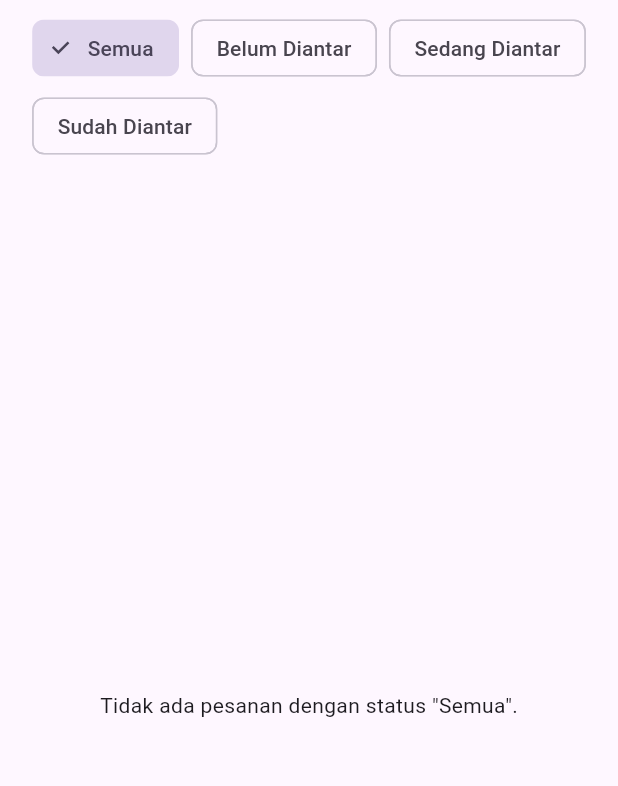
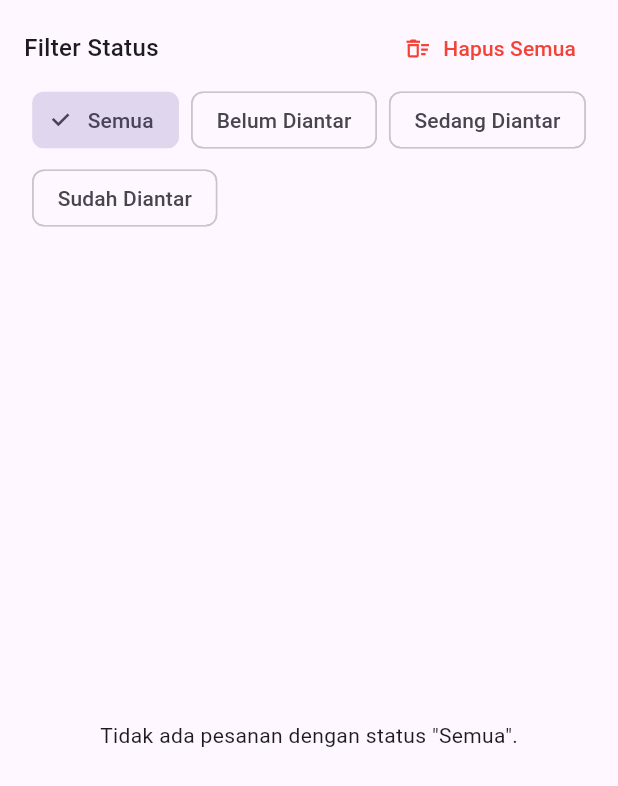
Before and after one commit to adikusumautama/damiu, a Flutter app: the AdminOrderManagementScreen screen opened directly, on a phone screen of 412 x 824 dp. Shown: the top 786 px of the screen. Run offline on Flutter 3.47's test engine with Material 3 defaults, Android fonts, the phone set to English and light mode, and no system bars; our stand-ins replace cloud_firestore, connectivity_plus, csv, firebase_auth, firebase_core, fl_chart and 2 more; accounts and stored records are empty; project files that could hold a hidden picture were left out.

Commit message:
Hampir final

```diff
--- a/lib/screens/admin/admin_order_management_screen.dart
+++ b/lib/screens/admin/admin_order_management_screen.dart
@@ -107,6 +107,31 @@ class _AdminOrderManagementScreenState extends State<AdminOrderManagementScreen>
     );
   }
 
+  void _showDeleteAllConfirmDialog() {
+    showDialog(
+      context: context,
+      builder: (ctx) => AlertDialog(
+        title: const Text('Hapus Semua Pesanan?'),
+        content: const Text(
+            'Anda yakin ingin menghapus SEMUA data pesanan? Tindakan ini tidak dapat dibatalkan.'),
+        actions: [
+          TextButton(
+            child: const Text('Batal'),
+            onPressed: () => Navigator.of(ctx).pop(),
+          ),
+          TextButton(
+            child: const Text('Hapus Semua', style: TextStyle(color: Colors.red)),
+            onPressed: () async {
+              Navigator.of(ctx).pop();
+              final error = await _firestoreService.deleteAllOrders();
+              if (mounted) _handleApiResponse(error, 'Semua pesanan berhasil dihapus.');
+            },
+          ),
+        ],
+      ),
+    );
+  }
+
   void _handleApiResponse(String? error, String? successMessage) {
     if (!mounted) return;
     if (error != null) {
@@ -125,6 +150,29 @@ class _AdminOrderManagementScreenState extends State<AdminOrderManagementScreen>
     return Scaffold(
       body: Column(
         children: [
+          Padding(
+            padding: const EdgeInsets.fromLTRB(16, 8, 16, 0),
+            child: Row(
+              mainAxisAlignment: MainAxisAlignment.spaceBetween,
+              children: [
+                const Text(
+                  'Filter Status',
+                  style: TextStyle(fontSize: 16, fontWeight: FontWeight.w500),
+                ),
+                TextButton.icon(
+                  icon: const Icon(Icons.delete_sweep_outlined, color: Colors.red),
+                  label: const Text('Hapus Semua', style: TextStyle(color: Colors.red)),
+                  onPressed: _showDeleteAllConfirmDialog,
+                  style: TextButton.styleFrom(
+                    padding: const EdgeInsets.symmetric(horizontal: 12, vertical: 8),
+                    shape: RoundedRectangleBorder(
+                      borderRadius: BorderRadius.circular(8),
+                    ),
+                  ),
+                ),
+              ],
+            ),
+          ),
           _buildFilterChips(),
           Expanded(
             child: StreamBuilder<List<Order>>(
@@ -169,7 +217,7 @@ class _AdminOrderManagementScreenState extends State<AdminOrderManagementScreen>
   Widget _buildFilterChips() {
     final statuses = ['Semua', OrderStatus.pending, OrderStatus.inDelivery, OrderStatus.delivered];
     return Padding(
-      padding: const EdgeInsets.symmetric(vertical: 8.0, horizontal: 4.0),
+      padding: const EdgeInsets.symmetric(vertical: 0, horizontal: 12.0),
       child: Wrap(
         spacing: 8.0,
         runSpacing: 4.0,
```
Also changed, not shown: lib/screens/home/widgets/order_card.dart (+38 -29 lines), lib/services/firestore_service.dart (+14 -0 lines).
